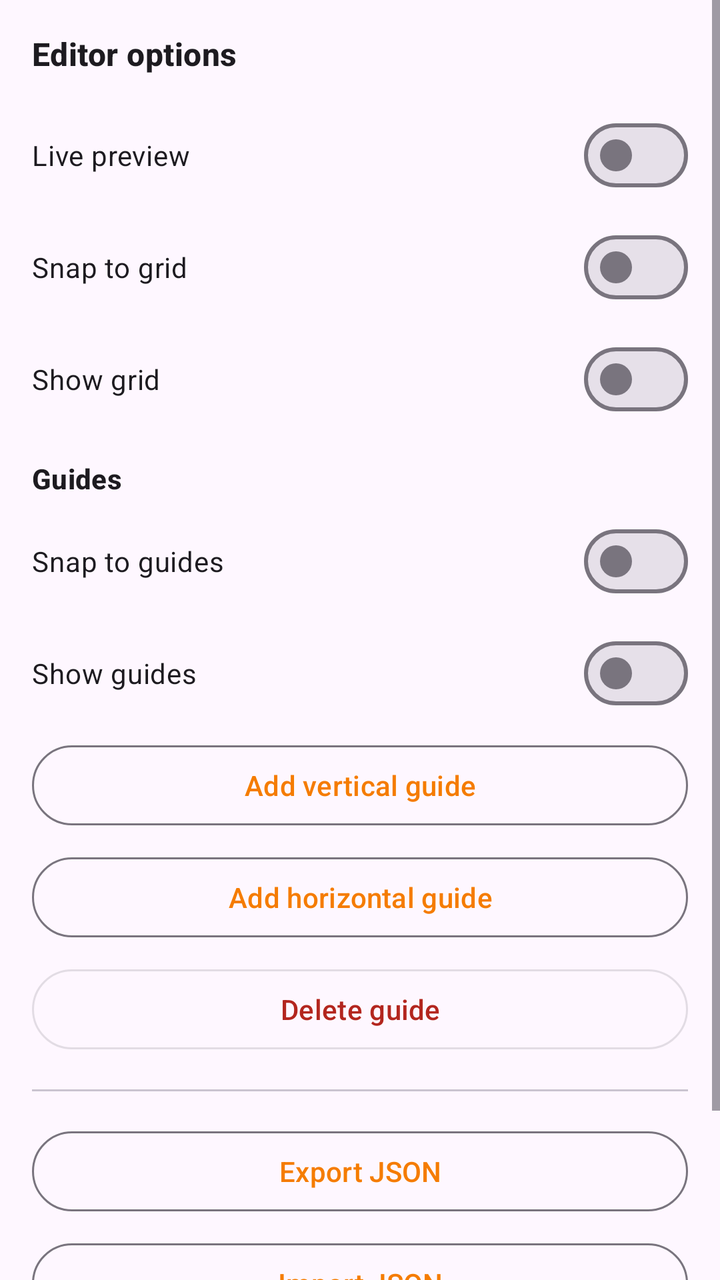
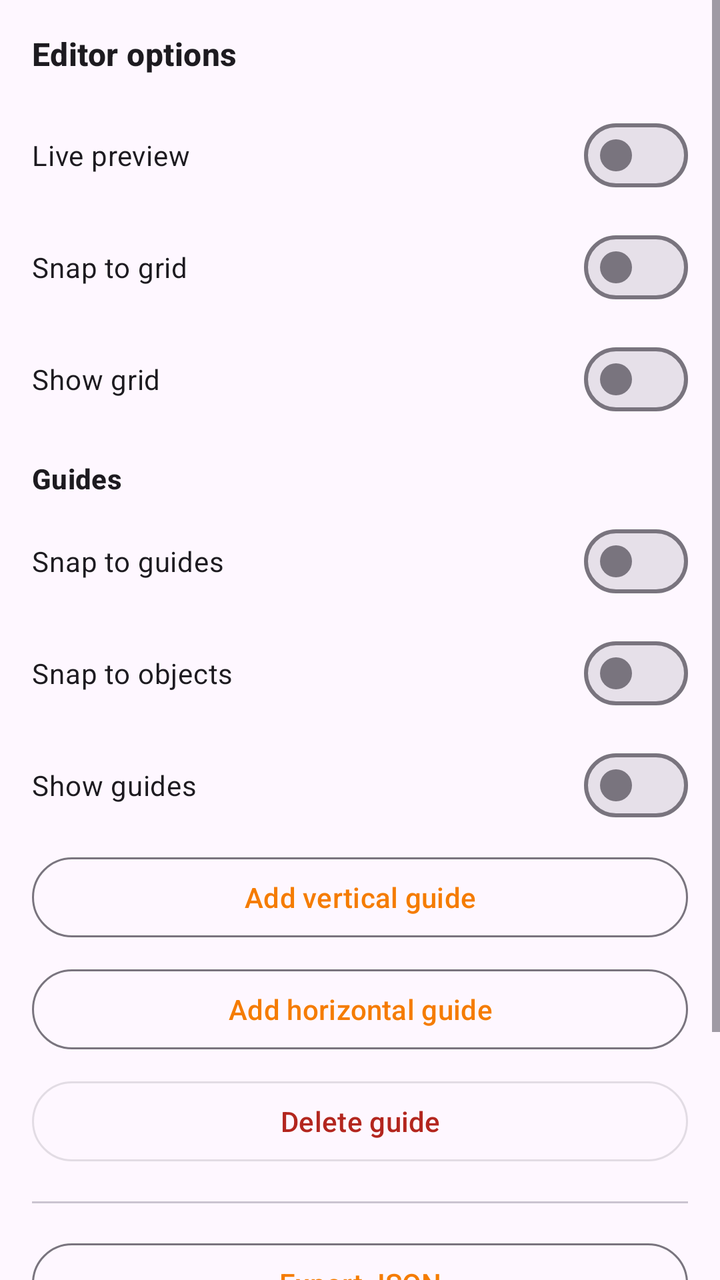

Two renders of the same Android screen: before a commit and after it. Below are the layout's source before the change and the commit's diff.
<!-- AndroidManifest.xml: application theme Theme.VikrSaathi -->
<!-- res/layout/layout_invoice_builder_drawer.xml -->
<?xml version="1.0" encoding="utf-8"?>
<ScrollView xmlns:android="http://schemas.android.com/apk/res/android"
    xmlns:app="http://schemas.android.com/apk/res-auto"
    android:layout_width="280dp"
    android:layout_height="match_parent"
    android:layout_gravity="end"
    android:background="?attr/colorSurface"
    android:clickable="true"
    android:elevation="8dp"
    android:fillViewport="true"
    android:focusable="true">

    <LinearLayout
        android:layout_width="match_parent"
        android:layout_height="wrap_content"
        android:orientation="vertical"
        android:padding="16dp">

        <TextView
            android:layout_width="match_parent"
            android:layout_height="wrap_content"
            android:text="@string/builder_options"
            android:textAppearance="?attr/textAppearanceTitleMedium"
            android:textStyle="bold" />

        <com.google.android.material.materialswitch.MaterialSwitch
            android:id="@+id/drawerSwitchLivePreview"
            android:layout_width="match_parent"
            android:layout_height="wrap_content"
            android:layout_marginTop="16dp"
            android:text="@string/live_preview" />

        <com.google.android.material.materialswitch.MaterialSwitch
            android:id="@+id/drawerSwitchSnapGrid"
            android:layout_width="match_parent"
            android:layout_height="wrap_content"
            android:layout_marginTop="8dp"
            android:text="@string/snap_to_grid" />

        <com.google.android.material.materialswitch.MaterialSwitch
            android:id="@+id/drawerSwitchShowGrid"
            android:layout_width="match_parent"
            android:layout_height="wrap_content"
            android:layout_marginTop="8dp"
            android:text="@string/show_grid" />

        <TextView
            android:layout_width="match_parent"
            android:layout_height="wrap_content"
            android:layout_marginTop="16dp"
            android:text="@string/guides_section"
            android:textAppearance="?attr/textAppearanceTitleSmall"
            android:textStyle="bold" />

        <com.google.android.material.materialswitch.MaterialSwitch
            android:id="@+id/drawerSwitchSnapGuides"
            android:layout_width="match_parent"
            android:layout_height="wrap_content"
            android:layout_marginTop="8dp"
            android:text="@string/snap_to_guides" />

        <com.google.android.material.materialswitch.MaterialSwitch
            android:id="@+id/drawerSwitchShowGuides"
            android:layout_width="match_parent"
            android:layout_height="wrap_content"
            android:layout_marginTop="8dp"
            android:text="@string/show_guides" />

        <com.google.android.material.button.MaterialButton
            android:id="@+id/drawerButtonAddVerticalGuide"
            style="@style/Widget.Material3.Button.OutlinedButton"
            android:layout_width="match_parent"
            android:layout_height="wrap_content"
            android:layout_marginTop="8dp"
            android:text="@string/add_vertical_guide" />

        <com.google.android.material.button.MaterialButton
            android:id="@+id/drawerButtonAddHorizontalGuide"
            style="@style/Widget.Material3.Button.OutlinedButton"
            android:layout_width="match_parent"
            android:layout_height="wrap_content"
            android:layout_marginTop="8dp"
            android:text="@string/add_horizontal_guide" />

        <com.google.android.material.button.MaterialButton
            android:id="@+id/drawerButtonDeleteGuide"
            style="@style/Widget.Material3.Button.OutlinedButton"
            android:layout_width="match_parent"
            android:layout_height="wrap_content"
            android:layout_marginTop="8dp"
            android:enabled="false"
            android:text="@string/delete_guide"
            android:textColor="?attr/colorError" />

        <View
            android:layout_width="match_parent"
            android:layout_height="1dp"
            android:layout_marginVertical="16dp"
            android:background="?attr/colorOutlineVariant" />

        <com.google.android.material.button.MaterialButton
            android:id="@+id/drawerButtonExportJson"
            style="@style/Widget.Material3.Button.OutlinedButton"
            android:layout_width="match_parent"
            android:layout_height="wrap_content"
            android:text="@string/export_template" />

        <com.google.android.material.button.MaterialButton
            android:id="@+id/drawerButtonImportJson"
            style="@style/Widget.Material3.Button.OutlinedButton"
            android:layout_width="match_parent"
            android:layout_height="wrap_content"
            android:layout_marginTop="8dp"
            android:text="@string/import_template" />

        <com.google.android.material.button.MaterialButton
            android:id="@+id/drawerButtonVersionHistory"
            style="@style/Widget.Material3.Button.OutlinedButton"
            android:layout_width="match_parent"
            android:layout_height="wrap_content"
            android:layout_marginTop="8dp"
            android:text="@string/version_history" />
    </LinearLayout>
</ScrollView>
<!-- resources referenced by this layout -->
<resources>
  <string name="add_horizontal_guide">Add horizontal guide</string>
  <string name="add_vertical_guide">Add vertical guide</string>
  <string name="builder_options">Editor options</string>
  <string name="delete_guide">Delete guide</string>
  <string name="export_template">Export JSON</string>
  <string name="guides_section">Guides</string>
  <string name="import_template">Import JSON</string>
  <string name="live_preview">Live preview</string>
  <string name="show_grid">Show grid</string>
  <string name="show_guides">Show guides</string>
  <string name="snap_to_grid">Snap to grid</string>
  <string name="snap_to_guides">Snap to guides</string>
  <string name="version_history">Version history</string>
  <style name="Theme.VikrSaathi" parent="Theme.Material3.DayNight.NoActionBar">
          <item name="colorPrimary">@color/orange_primary</item>
          <item name="colorPrimaryDark">@color/orange_primary_dark</item>
          <item name="colorPrimaryVariant">@color/orange_primary_dark</item>
          <item name="colorOnPrimary">@color/orange_on_primary</item>
          <item name="colorSecondary">@color/orange_accent</item>
          <item name="colorSecondaryVariant">@color/orange_700</item>
          <item name="colorOnSecondary">@color/black</item>
          <item name="colorPrimaryContainer">@color/orange_100</item>
          <item name="colorOnPrimaryContainer">@color/orange_900</item>
          <item name="android:statusBarColor">@color/orange_primary_dark</item>
          <item name="android:navigationBarColor">@color/orange_primary_dark</item>
      </style>
  <color name="orange_primary">#F57C00</color>
  <color name="orange_primary_dark">#E65100</color>
  <color name="orange_on_primary">#FFFFFF</color>
  <color name="orange_accent">#FFB74D</color>
  <color name="orange_700">#F57C00</color>
  <color name="black">#FF000000</color>
  <color name="orange_100">#FFE0B2</color>
  <color name="orange_900">#E65100</color>
</resources>

<!-- the commit's change to res/layout/layout_invoice_builder_drawer.xml (unified diff, before → after) -->
@@ -58,6 +58,13 @@
             android:layout_height="wrap_content"
             android:layout_marginTop="8dp"
             android:text="@string/snap_to_guides" />
+
+        <com.google.android.material.materialswitch.MaterialSwitch
+            android:id="@+id/drawerSwitchSnapObjects"
+            android:layout_width="match_parent"
+            android:layout_height="wrap_content"
+            android:layout_marginTop="8dp"
+            android:text="@string/snap_to_objects" />
 
         <com.google.android.material.materialswitch.MaterialSwitch
             android:id="@+id/drawerSwitchShowGuides"
<!-- resource entries referenced after the edit -->
@@ -12,6 +12,7 @@
   <string name="show_guides">Show guides</string>
   <string name="snap_to_grid">Snap to grid</string>
   <string name="snap_to_guides">Snap to guides</string>
+  <string name="snap_to_objects">Snap to objects</string>
   <string name="version_history">Version history</string>
   <style name="Theme.VikrSaathi" parent="Theme.Material3.DayNight.NoActionBar">
           <item name="colorPrimary">@color/orange_primary</item>
